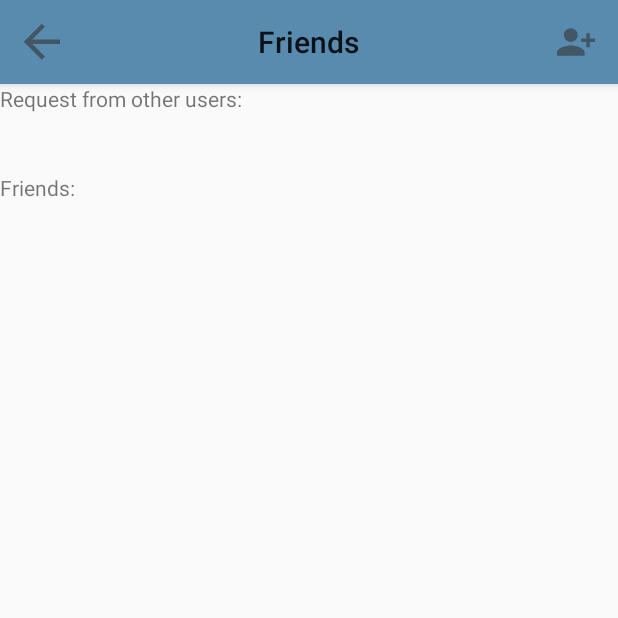
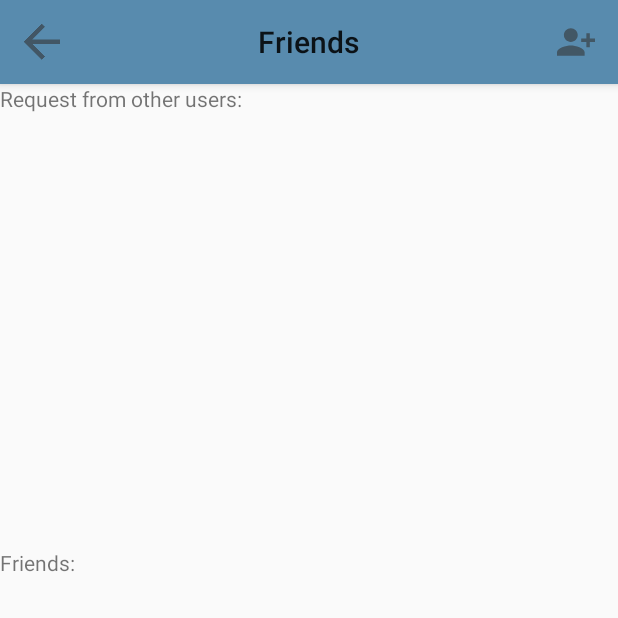
Before and after one commit to wodouxiangxiaole/FocusApp, an Android app: the FriendsMainPage screen opened directly, with no data from a screen before it, on a phone screen of 412 x 824 dp, the top half of it. Run offline under Robolectric (Android 15) with nearby library versions, the phone set to English and light mode, and no system bars; Roboto replaces fonts that are not available here.

Commit message:
friend page xml change

```diff
--- a/app/src/main/res/layout/activity_friends_main_page.xml
+++ b/app/src/main/res/layout/activity_friends_main_page.xml
@@ -49,10 +49,10 @@
     <ListView
         android:id="@+id/reqlist"
         android:layout_width="match_parent"
-        android:layout_height="wrap_content"
+        android:layout_height="250dp"
         android:layout_below="@+id/text_reqMessage"
         android:layout_marginBottom="20dp"
-        android:clickable="true"></ListView>
+        android:clickable="true" />
     <TextView
         android:id="@+id/text_friends"
         android:layout_width="match_parent"
@@ -60,11 +60,12 @@
         android:text="Friends:"
         android:layout_below="@+id/reqlist"
         android:layout_marginBottom="20dp"/>
+
     <ListView
         android:id="@+id/list"
         android:layout_width="match_parent"
         android:layout_height="wrap_content"
         android:layout_below="@+id/text_friends"
         android:layout_marginBottom="50dp"
-        android:clickable="true"></ListView>
+        android:clickable="true" />
 </RelativeLayout>
```
